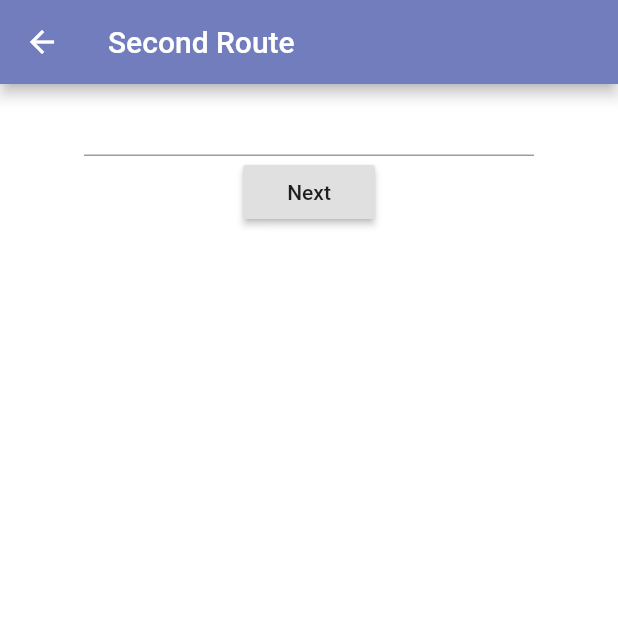
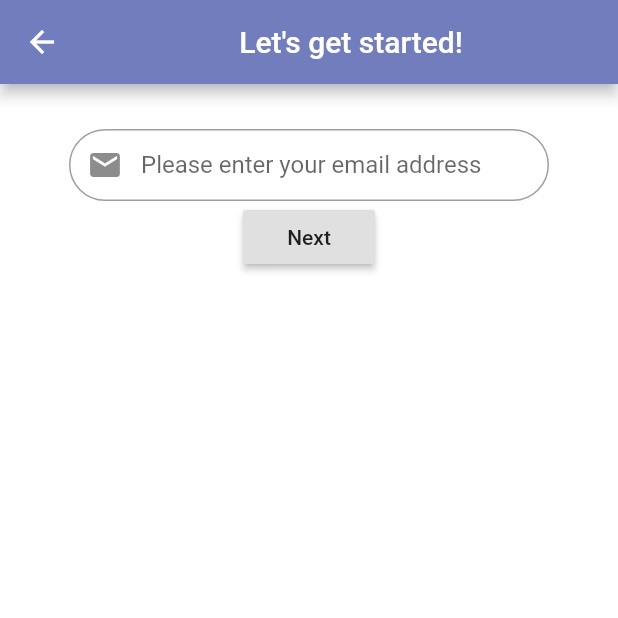
Before and after one commit to GattaiTeam/bochito, a Flutter app: the SignUpEmail screen opened directly, on a phone screen of 412 x 824 dp, the top half of it. Run offline on Flutter 3.47's test engine with Material 2 defaults, Android fonts, the phone set to English and light mode, and no system bars; our stand-ins replace avatar_glow.

Commit message:
MODIFIED: Text Field UI

```diff
--- a/lib/src/screens/Register_Email.dart
+++ b/lib/src/screens/Register_Email.dart
@@ -9,11 +9,14 @@ class SignUpEmail extends StatelessWidget{
     return Scaffold(
       backgroundColor: Colors.white,
       appBar: AppBar(
-        title: Text("Second Route"),
+        title: Center(child: Text("Let's get started!")),
       ),
       body: Center(
         child: Column(
           children: <Widget>[
+            SizedBox(
+              height: 30.0,
+            ),
             EmailForm(),
           ],
         ),
--- a/lib/src/widgets/Register_Email_Form.dart
+++ b/lib/src/widgets/Register_Email_Form.dart
@@ -1,5 +1,6 @@
 import 'package:flutter/cupertino.dart';
 import 'package:flutter/material.dart';
+import 'package:flutter/services.dart';
 
 class EmailForm extends StatefulWidget{
   @override
@@ -18,11 +19,23 @@ class EmailFormState extends State<EmailForm>{
       child: Column(
         children: <Widget>[
           Container(
-            width: 300.0,
+            width: 320.0,
             child: TextFormField(
+              keyboardType: TextInputType.emailAddress,
+              decoration: InputDecoration(
+                fillColor: Colors.white,
+                hintText: 'example@gatt.ai',
+                labelText: 'Please enter your email address',
+                prefixIcon: Icon(Icons.email),
+                border: OutlineInputBorder(
+                  borderRadius: BorderRadius.circular(25.0),
+                  borderSide: BorderSide()
+                ),
+                contentPadding: EdgeInsets.fromLTRB(20.0, 10.0, 20.0, 10.0)),
               validator: (value){
                 return validateEmail(value);
-              },
+              }
+              ,
             ),
           ),
           RaisedButton(
```
